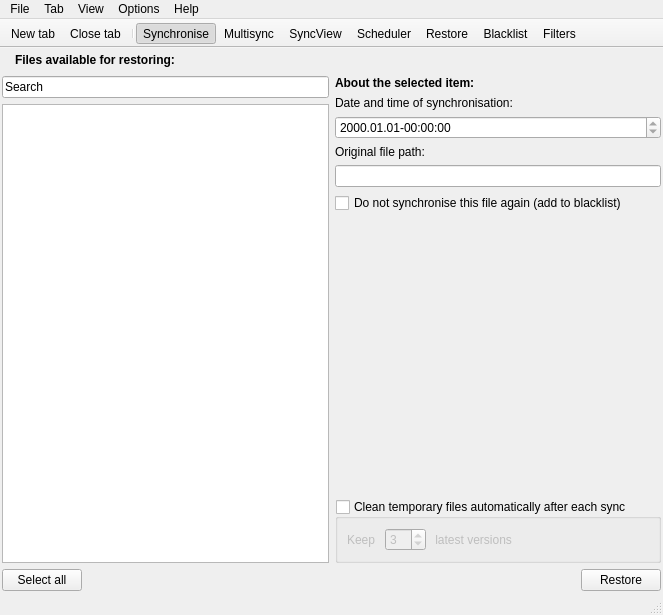
henrik-w/Synkron, file main_window.ui: the form before one commit.
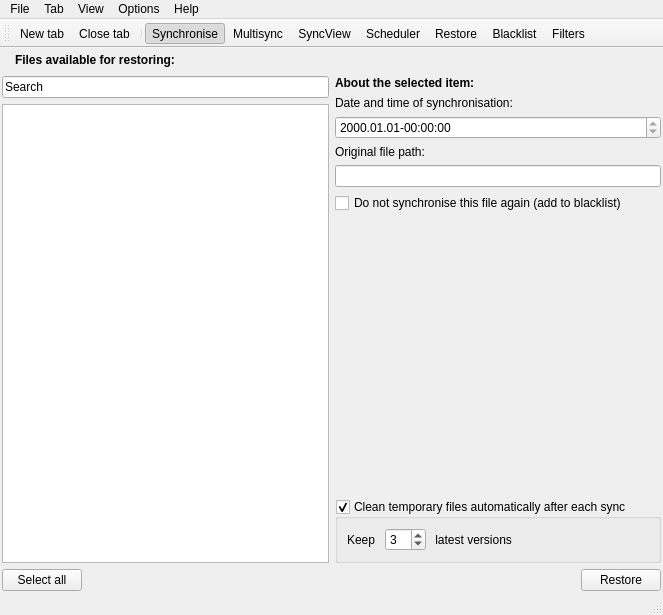
The form after the commit. The open tabs and pages were chosen to show the change. Icons and pictures are not drawn. Custom widgets are drawn as their Qt base class.

The edit to the form file:
```diff
--- a/main_window.ui
+++ b/main_window.ui
@@ -251,7 +251,7 @@
              <bool>true</bool>
             </property>
             <property name="checked" >
-             <bool>false</bool>
+             <bool>true</bool>
             </property>
             <layout class="QGridLayout" name="gridLayout" >
              <item row="0" column="0" >
@@ -1305,11 +1305,17 @@
   <widget class="QStatusBar" name="statusbar" />
   <widget class="QToolBar" name="toolBar" >
    <property name="movable" >
-    <bool>false</bool>
+    <bool>true</bool>
    </property>
    <property name="orientation" >
     <enum>Qt::Horizontal</enum>
    </property>
+   <property name="iconSize" >
+    <size>
+     <width>32</width>
+     <height>32</height>
+    </size>
+   </property>
    <property name="toolButtonStyle" >
     <enum>Qt::ToolButtonTextUnderIcon</enum>
    </property>
```
Left out of the diff: 5 changed lines with no effect on the pictures.
